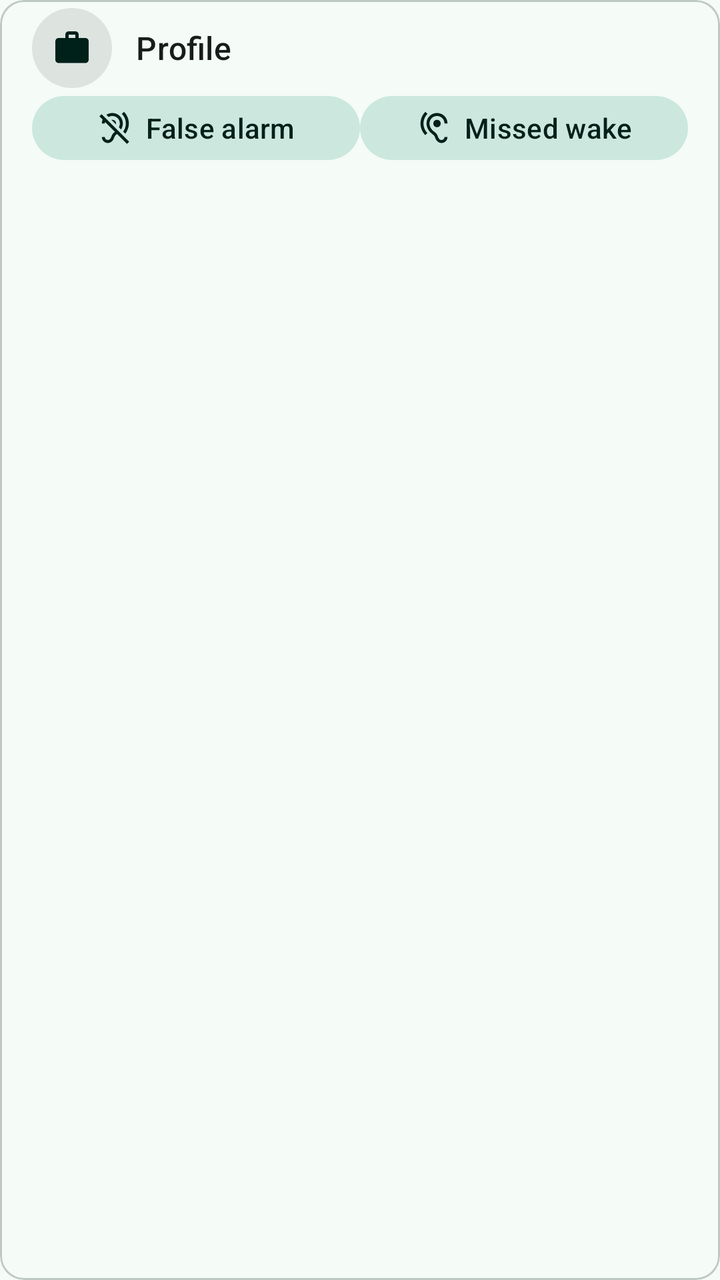
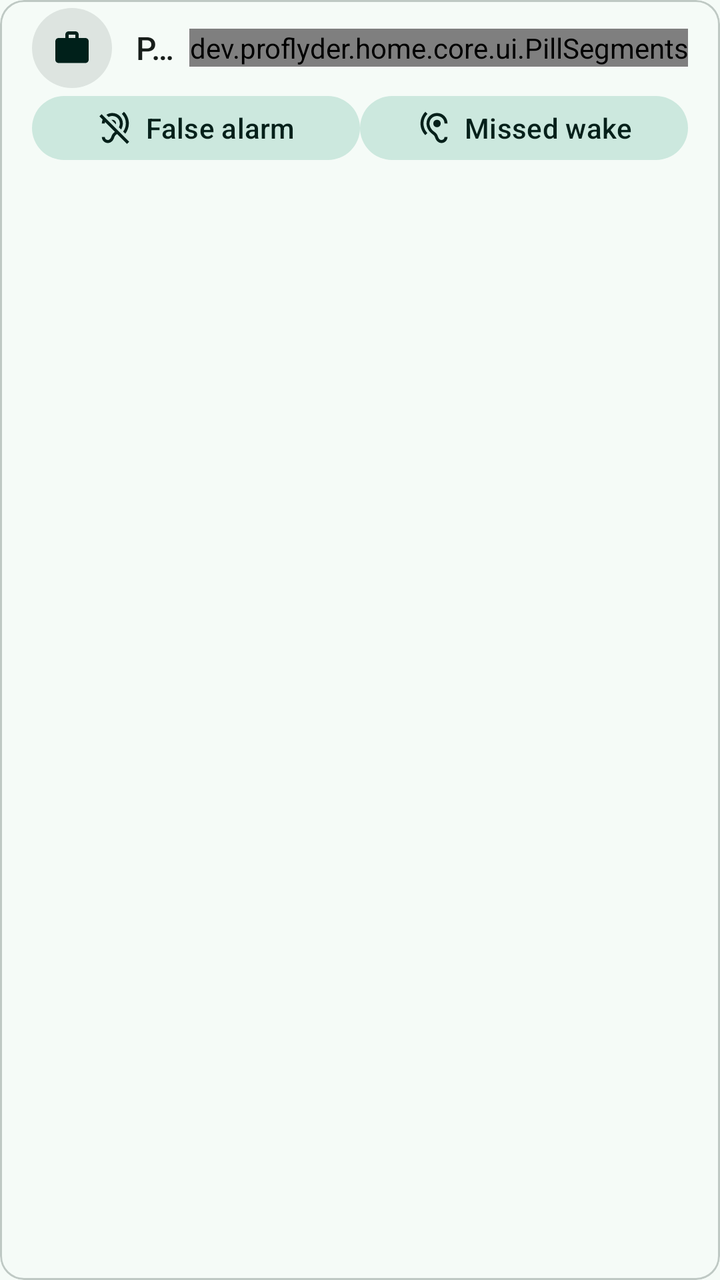

An Android layout rendered at two revisions. The XML below is the earlier revision; the diff shows what the commit changed to produce the second picture.
<!-- AndroidManifest.xml: another module's application theme Theme.Home -->
<!-- res/layout/item_control_voice.xml -->
<?xml version="1.0" encoding="utf-8"?>
<com.google.android.material.card.MaterialCardView
    xmlns:android="http://schemas.android.com/apk/res/android"
    xmlns:app="http://schemas.android.com/apk/res-auto"
    xmlns:tools="http://schemas.android.com/tools"
    style="@style/Widget.Home.Card"
    tools:ignore="SelectableText"
    android:layout_width="match_parent"
    android:layout_height="wrap_content"
    android:layout_margin="6dp">

    <LinearLayout
        android:layout_width="match_parent"
        android:layout_height="wrap_content"
        android:orientation="vertical"
        android:paddingStart="16dp"
        android:paddingTop="@dimen/ui_tile_gap"
        android:paddingEnd="16dp"
        android:paddingBottom="@dimen/ui_tile_gap">

        
        <LinearLayout
            android:id="@+id/control_voice_profile_row"
            android:layout_width="match_parent"
            android:layout_height="wrap_content"
            android:gravity="center_vertical"
            android:minHeight="@dimen/control_voice_row_min_height"
            android:orientation="horizontal">

            <FrameLayout
                android:layout_width="@dimen/control_voice_icon"
                android:layout_height="@dimen/control_voice_icon">

                <ImageView
                    android:id="@+id/control_voice_profile_icon"
                    android:layout_width="@dimen/control_voice_icon"
                    android:layout_height="@dimen/control_voice_icon"
                    android:background="@drawable/control_bg_icon"
                    android:importantForAccessibility="no"
                    android:padding="@dimen/control_voice_icon_padding"
                    android:src="@drawable/control_ic_work"
                    app:tint="?attr/colorOnPrimaryContainer" />

                <com.google.android.material.progressindicator.CircularProgressIndicator
                    android:id="@+id/control_voice_profile_progress"
                    android:layout_width="@dimen/control_voice_icon"
                    android:layout_height="@dimen/control_voice_icon"
                    android:indeterminate="true"
                    android:visibility="gone"
                    app:indicatorSize="@dimen/control_voice_chip_height" />
            </FrameLayout>

            <TextView
                android:id="@+id/control_voice_profile_title"
                android:layout_width="0dp"
                android:layout_height="wrap_content"
                android:layout_marginStart="12dp"
                android:layout_weight="1"
                android:ellipsize="end"
                android:maxLines="1"
                android:text="@string/control_voice_profile"
                android:textAppearance="?attr/textAppearanceTitleMedium"
                android:textColor="?attr/colorOnSurface" />

            
            <com.google.android.material.tabs.TabLayout
                android:id="@+id/control_voice_profile_tabs"
                style="@style/Widget.Home.PillTabs"
                android:layout_width="wrap_content"
                android:layout_height="wrap_content"
                android:layout_marginStart="@dimen/ui_tile_gap" />
        </LinearLayout>

        
        <LinearLayout
            android:id="@+id/control_voice_actions"
            android:layout_width="match_parent"
            android:layout_height="wrap_content"
            android:orientation="horizontal"
            android:paddingTop="@dimen/ui_tile_gap">

            <com.google.android.material.button.MaterialButton
                android:id="@+id/control_wake_false_alarm"
                style="@style/Widget.Control.VoiceChip"
                android:layout_width="0dp"
                android:layout_height="@dimen/control_voice_chip_height"
                android:layout_marginEnd="@dimen/control_voice_chip_gap"
                android:layout_weight="1"
                android:ellipsize="end"
                android:text="@string/control_wake_false_alarm"
                app:icon="@drawable/control_ic_ear_off" />

            <com.google.android.material.button.MaterialButton
                android:id="@+id/control_wake_missed"
                style="@style/Widget.Control.VoiceChip"
                android:layout_width="0dp"
                android:layout_height="@dimen/control_voice_chip_height"
                android:layout_weight="1"
                android:ellipsize="end"
                android:text="@string/control_wake_missed"
                app:icon="@drawable/control_ic_ear" />
        </LinearLayout>
    </LinearLayout>
</com.google.android.material.card.MaterialCardView>
<!-- resources referenced by this layout -->
<resources>
  <dimen name="control_voice_chip_gap">@dimen/ui_tile_gap</dimen>
  <dimen name="control_voice_chip_height">32dp</dimen>
  <dimen name="control_voice_icon">40dp</dimen>
  <dimen name="control_voice_icon_padding">10dp</dimen>
  <dimen name="control_voice_row_min_height">48dp</dimen>
  <string name="control_voice_profile">Profile</string>
  <string name="control_wake_false_alarm">False alarm</string>
  <string name="control_wake_missed">Missed wake</string>
  <dimen name="control_voice_chip_padding">10dp</dimen>
  <dimen name="control_voice_chip_icon">18dp</dimen>
  <dimen name="control_voice_chip_icon_gap">6dp</dimen>
  <color name="home_primary">#0E7C66</color>
  <color name="home_on_primary">#FFFFFF</color>
  <color name="home_primary_container">#BDF2E0</color>
  <color name="home_on_primary_container">#00201A</color>
  <color name="home_secondary">#4A635B</color>
  <color name="home_on_secondary">#FFFFFF</color>
  <color name="home_secondary_container">#CCE8DE</color>
  <color name="home_on_secondary_container">#05201A</color>
  <color name="home_tertiary">#8A5100</color>
  <color name="home_on_tertiary">#FFFFFF</color>
  <color name="home_tertiary_container">#FFDDB6</color>
  <color name="home_on_tertiary_container">#2C1600</color>
  <color name="home_error">#BA1A1A</color>
  <color name="home_surface">#F5FBF7</color>
  <color name="home_on_surface">#171D1A</color>
  <color name="home_on_surface_variant">#3F4945</color>
  <color name="home_surface_container_low">#EFF5F1</color>
  <color name="home_surface_container">#E9F0EC</color>
  <color name="home_surface_container_high">#E3EAE6</color>
  <color name="home_surface_container_highest">#DDE4E0</color>
  <color name="home_outline">#6F7975</color>
  <color name="home_outline_variant">#BFC9C4</color>
  <style name="ShapeAppearance.Home.Small" parent="ShapeAppearance.Material3.SmallComponent">
          <item name="cornerFamily">rounded</item>
          <item name="cornerSize">14dp</item>
      </style>
  <style name="ShapeAppearance.Home.Medium" parent="ShapeAppearance.Material3.MediumComponent">
          <item name="cornerFamily">rounded</item>
          <item name="cornerSize">22dp</item>
      </style>
  <style name="ShapeAppearance.Home.Large" parent="ShapeAppearance.Material3.LargeComponent">
          <item name="cornerFamily">rounded</item>
          <item name="cornerSize">28dp</item>
      </style>
  <style name="Widget.Home.PopupMenu" parent="Widget.Material3.PopupMenu">
          <item name="android:popupBackground">@drawable/app_popup_menu_background</item>
          <item name="android:popupElevation">@dimen/ui_popup_elevation</item>
          <item name="android:itemBackground">@drawable/app_popup_menu_item_background</item>
          <item name="android:itemTextAppearance">@style/TextAppearance.Home.PopupItem</item>
      </style>
  <style name="Widget.Home.PopupMenu.Overflow" parent="Widget.Home.PopupMenu" />
  <dimen name="ui_popup_elevation">8dp</dimen>
  <!-- drawable app_popup_menu_item_background (drawable) -->
  <?xml version="1.0" encoding="utf-8"?>
  <ripple xmlns:android="http://schemas.android.com/apk/res/android"
      android:color="?attr/colorControlHighlight">
      <item android:id="@android:id/mask">
          <shape android:shape="rectangle">
              <solid android:color="@android:color/white" />
              <corners android:radius="@dimen/ui_card_radius" />
          </shape>
      </item>
  </ripple>
  <style name="TextAppearance.Home.PopupItem" parent="TextAppearance.Material3.BodyLarge">
          <item name="android:textColor">?attr/colorOnSurface</item>
      </style>
  <dimen name="ui_popup_inset">8dp</dimen>
  <!-- unchanged entries left out for length: 7 -->
</resources>

<!-- the commit's change to res/layout/item_control_voice.xml (unified diff, before → after) -->
@@ -63,9 +63,8 @@
                 android:textColor="?attr/colorOnSurface" />
 
             
-            <com.google.android.material.tabs.TabLayout
+            <dev.proflyder.home.core.ui.PillSegments
                 android:id="@+id/control_voice_profile_tabs"
-                style="@style/Widget.Home.PillTabs"
                 android:layout_width="wrap_content"
                 android:layout_height="wrap_content"
                 android:layout_marginStart="@dimen/ui_tile_gap" />
